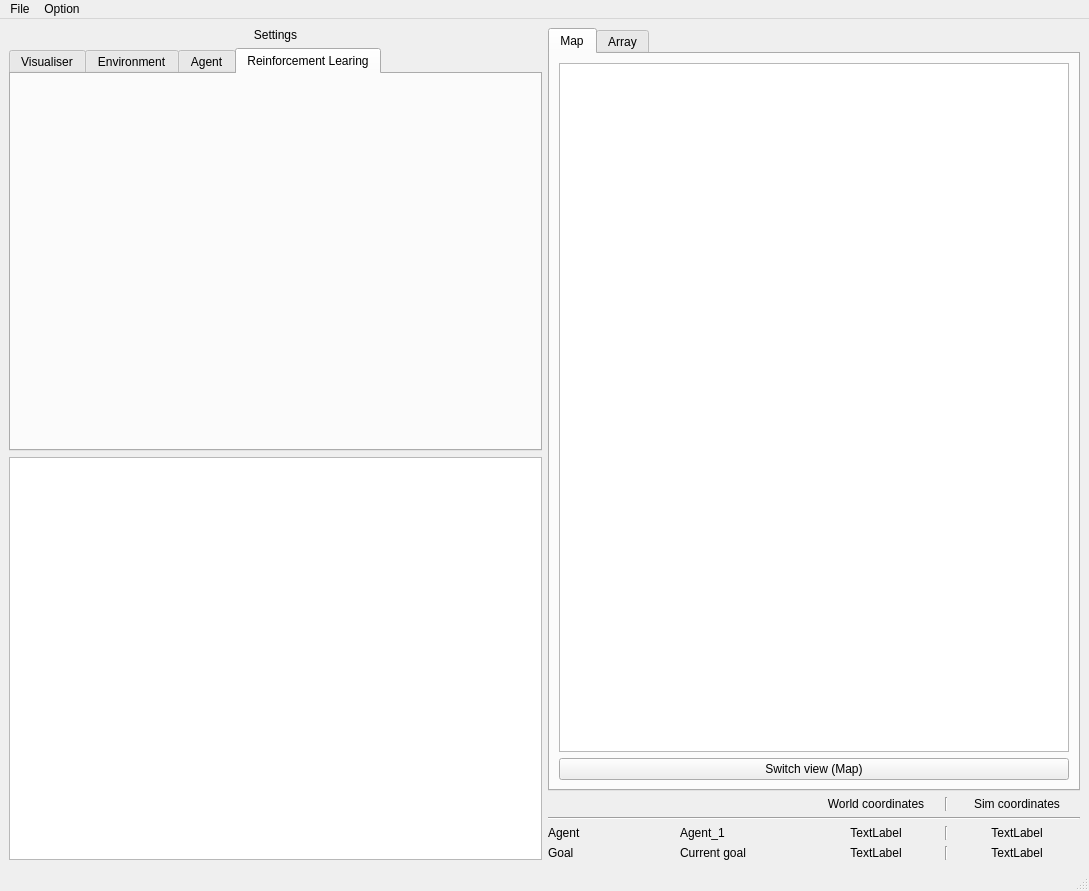
First picture: the form in RSAI_Engine/GUI/Layout_1.ui, repository vguillet/RSAI_Engine, before the edit.
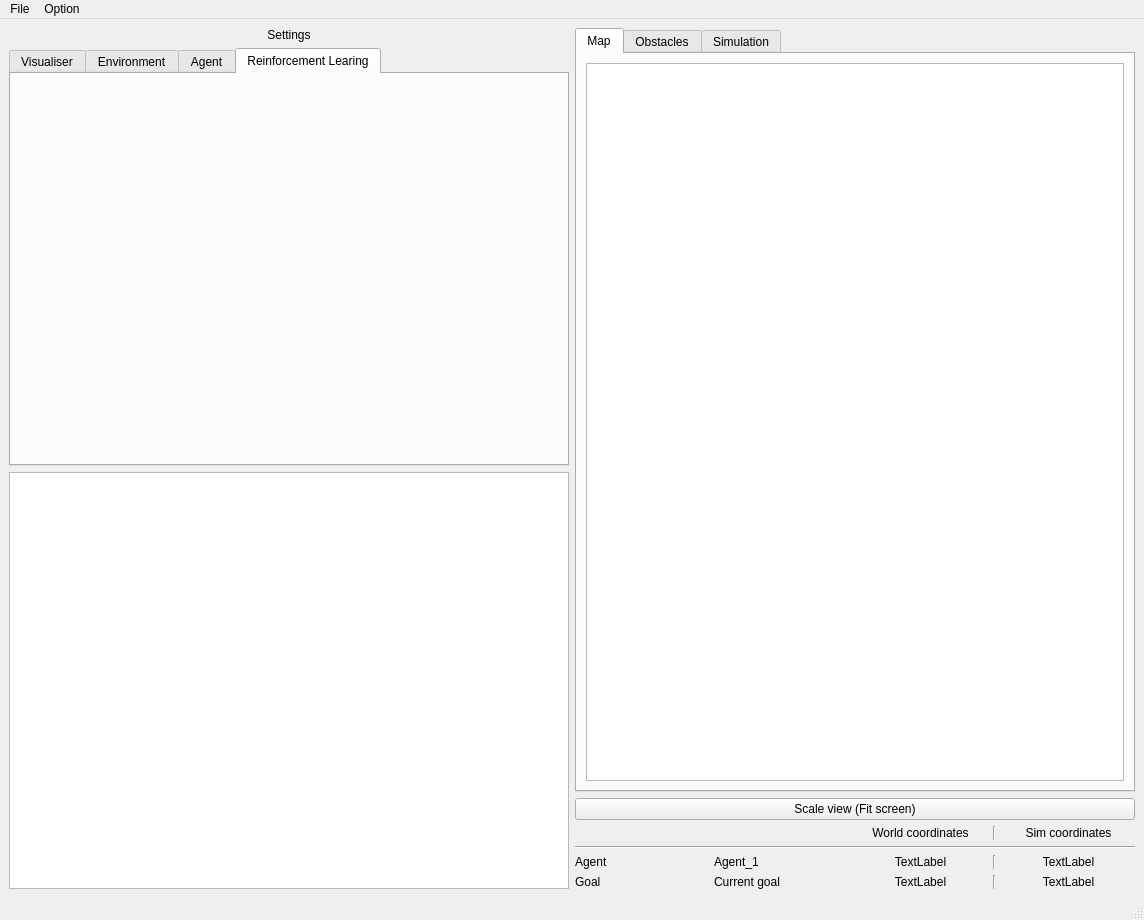
Second picture: the form after the edit.

Commit message: added gui with updated views and layout

What changed in the file:
```diff
--- a/RSAI_Engine/GUI/Layout_1.ui
+++ b/RSAI_Engine/GUI/Layout_1.ui
@@ -6,14 +6,14 @@
    <rect>
     <x>0</x>
     <y>0</y>
-    <width>1089</width>
-    <height>891</height>
+    <width>1144</width>
+    <height>920</height>
    </rect>
   </property>
   <property name="minimumSize">
    <size>
-    <width>1089</width>
-    <height>0</height>
+    <width>1144</width>
+    <height>920</height>
    </size>
   </property>
   <property name="windowTitle">
@@ -86,18 +86,21 @@
             <item>
              <widget class="QGraphicsView" name="map_view"/>
             </item>
+           </layout>
+          </widget>
+          <widget class="QWidget" name="tab_7">
+           <attribute name="title">
+            <string>Obstacles</string>
+           </attribute>
+           <layout class="QVBoxLayout" name="verticalLayout_7">
             <item>
-             <widget class="QPushButton" name="view_toggle">
-              <property name="text">
-               <string>Switch view (Map)</string>
-              </property>
-             </widget>
+             <widget class="QGraphicsView" name="obstacle_view"/>
             </item>
            </layout>
           </widget>
           <widget class="QWidget" name="tab_6">
            <attribute name="title">
-            <string>Array</string>
+            <string>Simulation</string>
            </attribute>
            <layout class="QVBoxLayout" name="verticalLayout_2">
             <item>
@@ -107,6 +110,13 @@
           </widget>
          </widget>
         </item>
+        <item>
+         <widget class="QPushButton" name="scale_toggle">
+          <property name="text">
+           <string>Scale view (Fit screen)</string>
+          </property>
+         </widget>
+        </item>
         <item>
          <layout class="QVBoxLayout" name="verticalLayout_6">
           <item>
@@ -267,7 +277,7 @@
     <rect>
      <x>0</x>
      <y>0</y>
-     <width>1089</width>
+     <width>1144</width>
      <height>21</height>
     </rect>
    </property>
```
Left out of the diff: 2 changed lines with no effect on the pictures. The commit also changes 4 other files.
